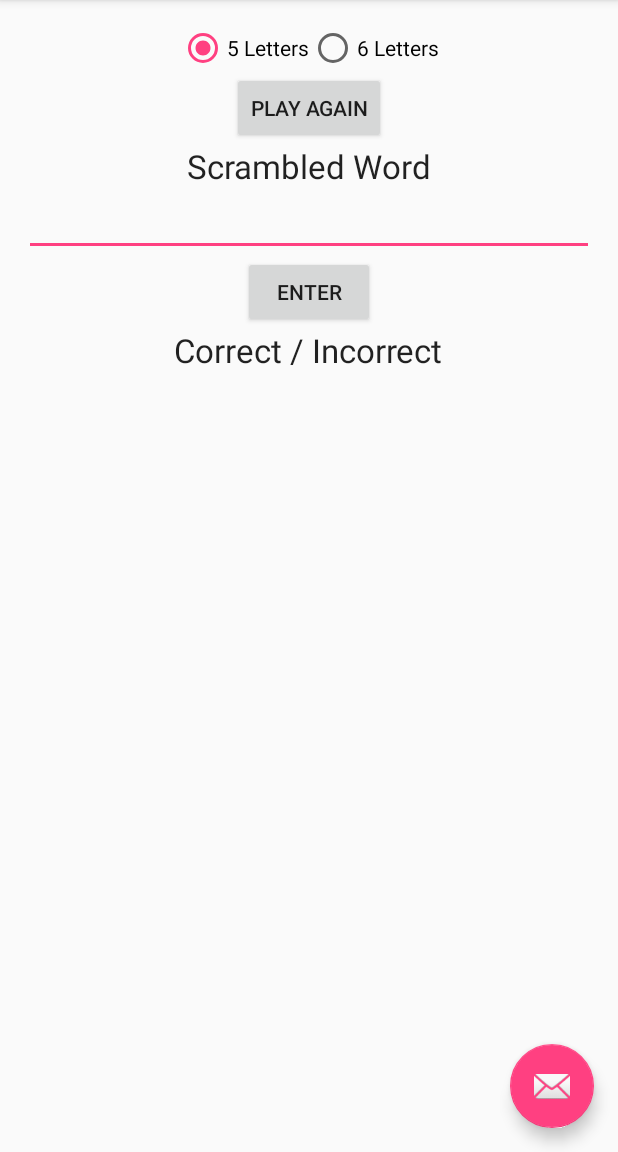
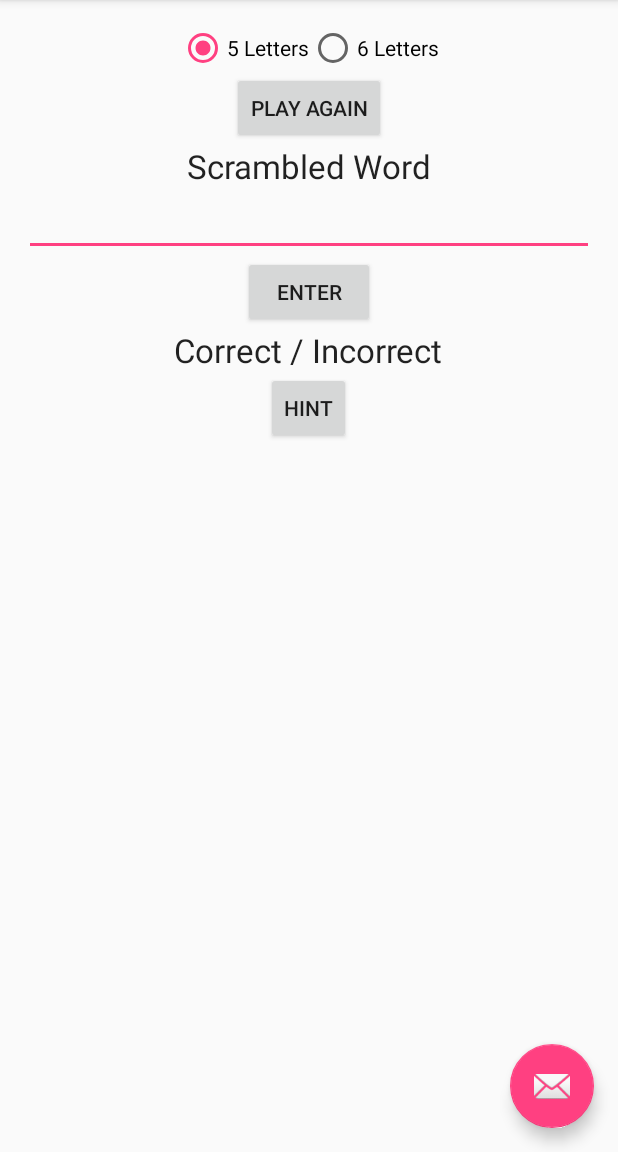
Before and after one commit to cdunmye1/WordJumble, an Android app: the screen it shows after launch (MainActivity), on a phone screen of 412 x 824 dp, the part 84-1236 px from its top. Run offline under Robolectric (Android 15) with nearby library versions, the light colour scheme and no system bars.

Commit message:
Added comments

```diff
--- a/app/src/main/java/edu/westga/wordjumble/controller/MainActivity.java
+++ b/app/src/main/java/edu/westga/wordjumble/controller/MainActivity.java
@@ -6,13 +6,16 @@ import android.support.design.widget.Snackbar;
 import android.support.v7.app.AppCompatActivity;
 import android.support.v7.widget.Toolbar;
 import android.view.View;
-import android.view.Menu;
-import android.view.MenuItem;
+import android.widget.Toast;
 
 import edu.westga.wordjumble.R;
+import edu.westga.wordjumble.model.WordScrambler;
 import edu.westga.wordjumble.model.Words;
 
 public class MainActivity extends AppCompatActivity {
+    private Words word;
+    private WordScrambler game;
+    private int hintCounter;
 
     @Override
     protected void onCreate(Bundle savedInstanceState) {
@@ -30,8 +33,20 @@ public class MainActivity extends AppCompatActivity {
             }
         });
 
-        Words wordList = new Words(this);
-        wordList.get5LetterWords();
+        this.word = new Words(this);
+        this.hintCounter = 0;
+    }
+
+    /**
+     * Displays a hint as a Toast
+     * @param view the active activity
+     */
+    public void getHint(View view) {
+        hintCounter += 1;
+        if(hintCounter < this.word.getCurrentWord().length()) {
+            String hintWord = this.game.getHint(this.hintCounter);
+            Toast.makeText(getApplicationContext(),hintWord,Toast.LENGTH_LONG).show();
+        }
     }
 
     //TODO: Do we need this code below?
--- a/app/src/main/res/layout/content_main.xml
+++ b/app/src/main/res/layout/content_main.xml
@@ -70,4 +70,13 @@
         android:id="@+id/resultTextView"
         android:layout_gravity="center_horizontal" />
 
+    <Button
+        style="?android:attr/buttonStyleSmall"
+        android:layout_width="wrap_content"
+        android:layout_height="wrap_content"
+        android:text="Hint"
+        android:id="@+id/btnHint"
+        android:layout_gravity="center_horizontal"
+        android:onClick="getHint"/>
+
 </LinearLayout>
```
Also changed, not shown: app/src/main/java/edu/westga/wordjumble/model/WordScrambler.java (+31 -0 lines), app/src/main/java/edu/westga/wordjumble/model/Words.java (+29 -1 lines), 1 other file.
